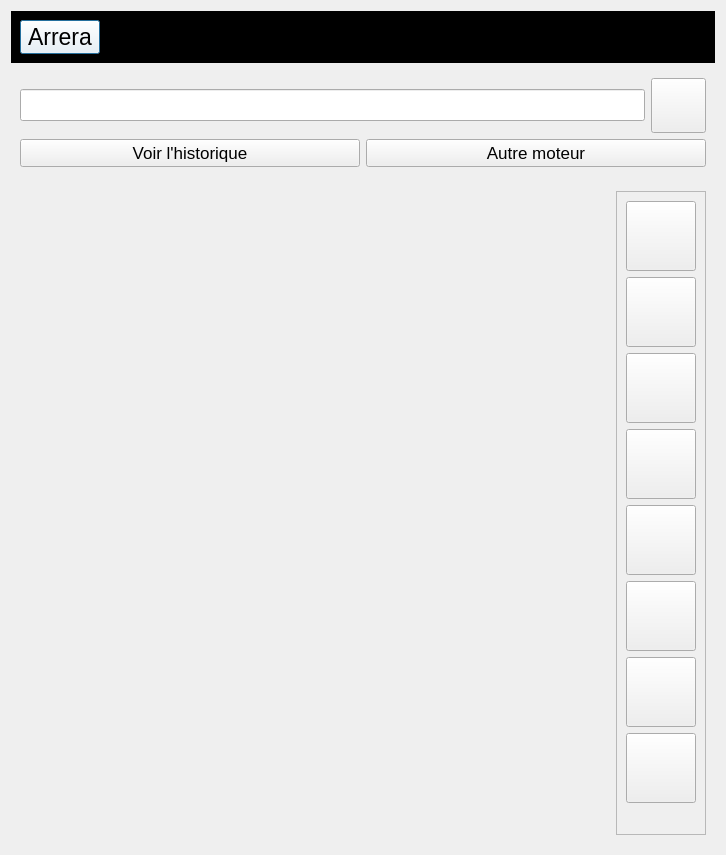
Qt form arreraui.ui (Arrera-Software/Arrera-Interface) before a commit.
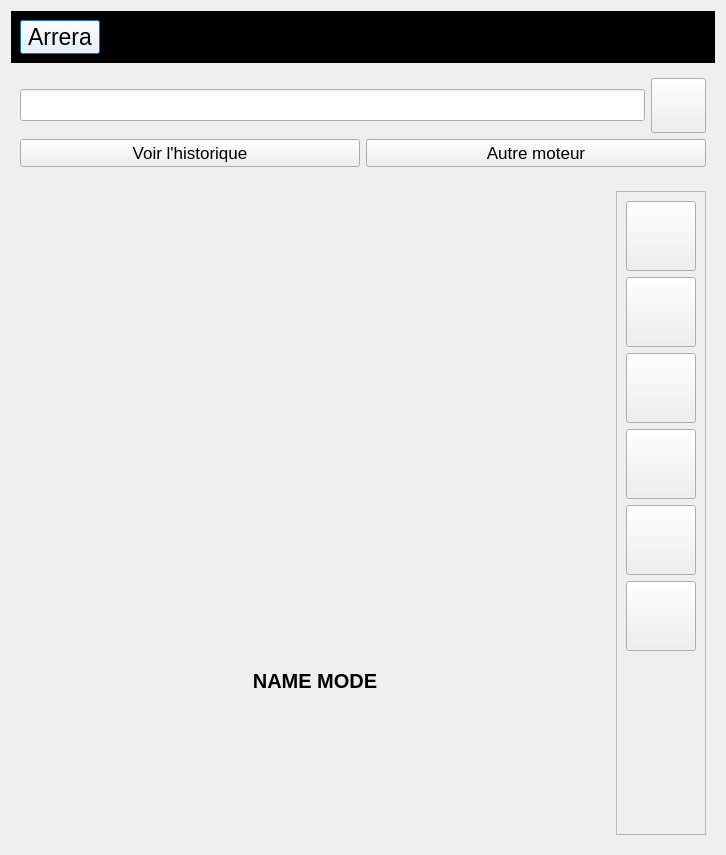
The same form after that commit. The open tabs and pages were chosen to show the change. Icons and pictures are not drawn.

Commit message: Revu du style de la page mode

Diff of the .ui file:
```diff
--- a/arreraui.ui
+++ b/arreraui.ui
@@ -195,7 +195,24 @@
      <widget class="QWidget" name="mode">
       <layout class="QHBoxLayout" name="horizontalLayout_7">
        <item>
-        <spacer name="horizontalSpacer_11">
+        <layout class="QHBoxLayout" name="horizontalLayout_5">
+         <item>
+          <layout class="QVBoxLayout" name="verticalLayout_14">
+           <item>
+            <widget class="QLabel" name="LICONARRERA">
+             <property name="styleSheet">
+              <string notr="true"/>
+             </property>
+             <property name="text">
+              <string/>
+             </property>
+             <property name="alignment">
+              <set>Qt::AlignmentFlag::AlignCenter</set>
+             </property>
+            </widget>
+           </item>
+           <item>
+            <spacer name="horizontalSpacer">
          <property name="orientation">
           <enum>Qt::Orientation::Horizontal</enum>
          </property>
@@ -208,6 +225,26 @@
         </spacer>
        </item>
        <item>
+            <widget class="QLabel" name="LINCNAMEMODE">
+             <property name="font">
+              <font>
+               <pointsize>15</pointsize>
+               <bold>true</bold>
+              </font>
+             </property>
+             <property name="text">
+              <string>NAME MODE</string>
+             </property>
+             <property name="alignment">
+              <set>Qt::AlignmentFlag::AlignCenter</set>
+             </property>
+            </widget>
+           </item>
+          </layout>
+         </item>
+        </layout>
+       </item>
+       <item>
         <widget class="QFrame" name="TASKBAR_FRAME">
          <property name="frameShape">
           <enum>QFrame::Shape::StyledPanel</enum>
@@ -321,44 +358,6 @@
             </property>
            </widget>
           </item>
-          <item>
-           <widget class="QPushButton" name="IDC_APP5">
-            <property name="minimumSize">
-             <size>
-              <width>70</width>
-              <height>70</height>
-             </size>
-            </property>
-            <property name="maximumSize">
-             <size>
-              <width>70</width>
-              <height>70</height>
-             </size>
-            </property>
-            <property name="text">
-             <string/>
-            </property>
-           </widget>
-          </item>
-          <item>
-           <widget class="QPushButton" name="IDC_APP6">
-            <property name="minimumSize">
-             <size>
-              <width>70</width>
-              <height>70</height>
-             </size>
-            </property>
-            <property name="maximumSize">
-             <size>
-              <width>70</width>
-              <height>70</height>
-             </size>
-            </property>
-            <property name="text">
-             <string/>
-            </property>
-           </widget>
-          </item>
           <item>
            <widget class="QPushButton" name="IDC_QUIT">
             <property name="minimumSize">
```
Left out of the diff: 2 changed lines with no effect on the pictures. Lines whose indentation alone changed are shown as unchanged. The commit also changes 3 other files.
